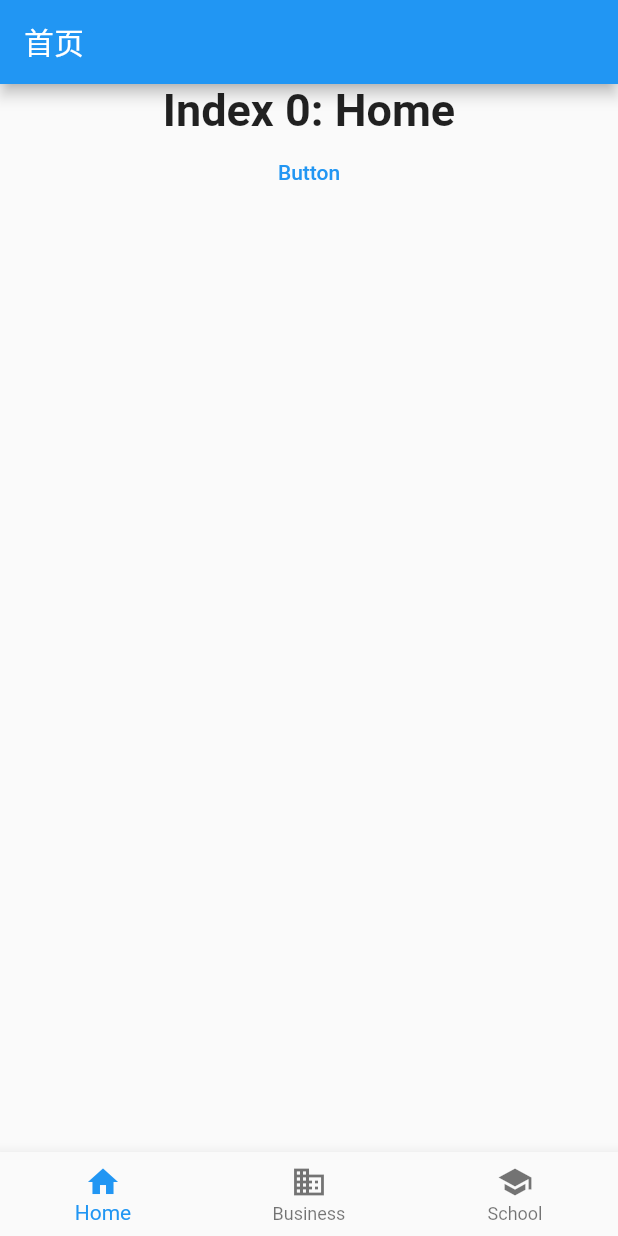
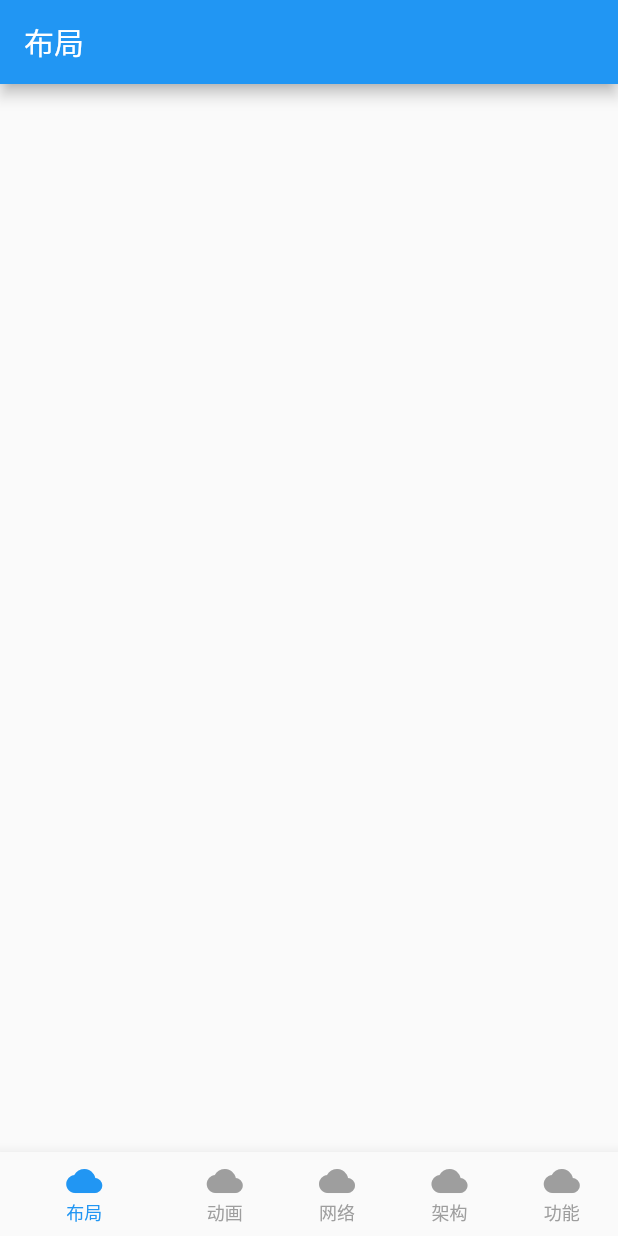
Before and after one commit to Braindie/BJFlutterDemo, a Flutter app: the screen it shows after launch, on a phone screen of 412 x 824 dp. Run offline on Flutter 3.47's test engine with Material 2 defaults, Android fonts, the phone set to English and light mode, and no system bars.

Commit message:
标签栏

```diff
--- /dev/null
+++ b/flutter_demo/lib/BJLayout/BJLayout.dart
@@ -0,0 +1,21 @@
+import 'package:flutter/material.dart';
+
+class BJLayout extends StatefulWidget {
+  @override
+  State<StatefulWidget> createState() {
+    // TODO: implement createState
+    return BJLayoutState();
+  }
+}
+
+class BJLayoutState extends State<BJLayout> {
+  @override
+  Widget build(BuildContext context) {
+    // TODO: implement build
+    return Scaffold(
+      appBar: AppBar(
+        title: Text('布局'),
+      ),
+    );
+  }
+}
--- a/flutter_demo/lib/main.dart
+++ b/flutter_demo/lib/main.dart
@@ -1,5 +1,9 @@
 import 'package:flutter/material.dart';
-import 'BJMainList.dart';
+import 'BJLayout/BJLayout.dart';
+import 'BJAnimation/BJAnimation.dart';
+import 'BJNetwork/BJNetwork.dart';
+import 'BJFrame/BJFrame.dart';
+import 'BJFunction/BJFunction.dart';
 
 void main() => runApp(new MyApp());
 
@@ -24,22 +28,18 @@ class MyStatefulWidget extends StatefulWidget {
 class _MyStatefulWidgetState extends State<MyStatefulWidget> {
 
   int _selectedIndex = 0;
-  static const TextStyle optionStyle = TextStyle(fontSize: 30, fontWeight: FontWeight.bold);
-  static const List<Widget> _widgetOptions = <Widget>[
-    Text(
-      'Index 0: Home',
-      style: optionStyle,
-    ),
-    Text(
-      'Index 1: Business',
-      style: optionStyle,
-    ),
-    Text(
-      'Index 2: School',
-      style: optionStyle,
-    ),
-  ];
+  List<Widget> pages = List<Widget>();
 
+  @override
+    void initState() {
+      // TODO: implement initState
+      super.initState();
+      pages ..add(BJLayout())
+            ..add(BJAnimation())
+            ..add(BJNetwork())
+            ..add(BJFrame())
+            ..add(BJFunction());
+    }
 
   void _onItemTapped(int index) {
     print(index);
@@ -53,45 +53,75 @@ class _MyStatefulWidgetState extends State<MyStatefulWidget> {
   @override
   Widget build(BuildContext context) {
     return Scaffold(
-      appBar: AppBar(
-        title: new Text(
-          '首页'
-        ),
-      ),
-      body: new Center(
-        child: new Column(
-          children: <Widget>[
-            _widgetOptions.elementAt(_selectedIndex),
-            FlatButton(
-              child: Text("Button"),
-              textColor: Colors.blue,
-              onPressed: () {
-                Navigator.push( context,
-                 new MaterialPageRoute(builder: (context) {
-                   return new NewRoute();
-                 })
-                );
-              },
-            )
-          ],
-        )
-      ),
+      // body: new Center(
+      //   child: new Column(
+      //     children: <Widget>[
+      //       FlatButton(
+      //         child: Text("Button"),
+      //         textColor: Colors.blue,
+      //         onPressed: () {
+      //           Navigator.push( context,
+      //            new MaterialPageRoute(builder: (context) {
+      //              return new NewRoute();
+      //            })
+      //           );
+      //         },
+      //       )
+      //     ],
+      //   )
+      // ),
+      body: pages[_selectedIndex],
       bottomNavigationBar: BottomNavigationBar(
         items: const <BottomNavigationBarItem>[
           BottomNavigationBarItem(
-            icon: Icon(Icons.home),
-            title: Text('Home'),
+            icon: Icon(
+              Icons.cloud,
+            ),
+            title: Text(
+              '布局',
+            ),
           ),
           BottomNavigationBarItem(
-            icon: Icon(Icons.business),
-            title: Text('Business'),
+            icon: Icon(
+              Icons.cloud,
+            ),
+            title: Text(
+              '动画',
+            ),
           ),
           BottomNavigationBarItem(
-            icon: Icon(Icons.school),
-            title: Text('School')
+            icon: Icon(
+              Icons.cloud,
+            ),
+            title: Text(
+              '网络',
+            ),
+          ),
+          BottomNavigationBarItem(
+            icon: Icon(
+              Icons.cloud,
+            ),
+            title: Text(
+              '架构',
+            ),
+          ),
+          BottomNavigationBarItem(
+            icon: Icon(
+              Icons.cloud,
+            ),
+            title: Text(
+              '功能',
+            ),
           )
         ],
+        showUnselectedLabels: true,
+        selectedFontSize: 12.0,
+        unselectedFontSize: 12.0,
         currentIndex: _selectedIndex,
+        unselectedItemColor: Colors.grey,
+        selectedItemColor: Colors.blue,
+        selectedIconTheme: IconThemeData(color: Colors.blue),
+        unselectedIconTheme: IconThemeData(color: Colors.grey),
         onTap: _onItemTapped,
       ),
     );
```
Also changed, not shown: flutter_demo/lib/BJAnimation/BJAnimation.dart (added, +21 -0 lines), flutter_demo/lib/BJFrame/BJFrame.dart (added, +21 -0 lines), flutter_demo/lib/BJFunction/BJFunction.dart (added, +21 -0 lines), flutter_demo/lib/BJNetwork/BJNetwork.dart (renamed from flutter_demo/lib/BJMainList.dart, +4 -4 lines).
